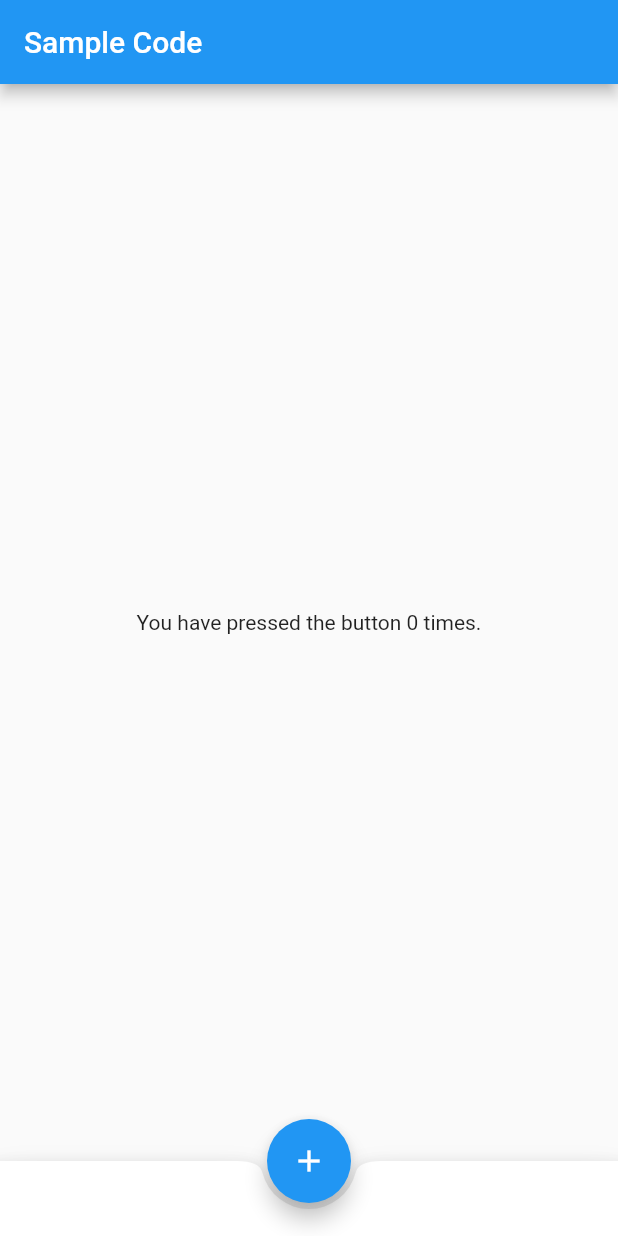
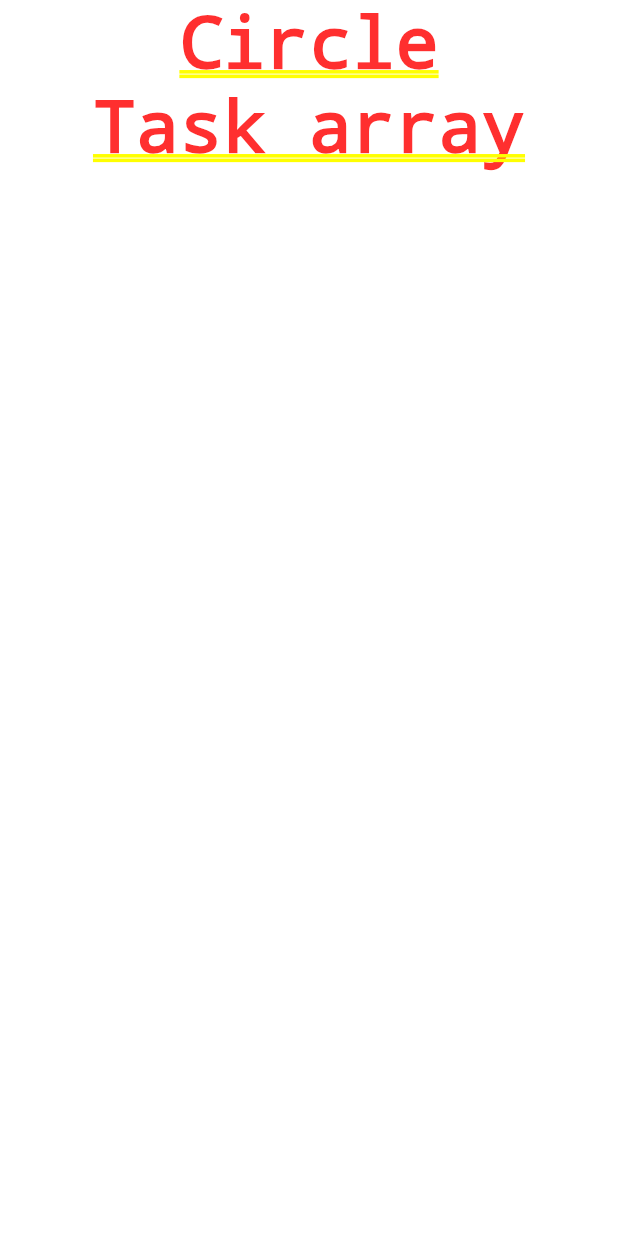
Before and after one commit to alpd11/Efficient_Life, a Flutter app: the screen it shows after launch, on a phone screen of 412 x 824 dp. Run offline on Flutter 3.47's test engine with Material 2 defaults, Android fonts, the phone set to English and light mode, and no system bars.

Commit message:
Added files and template

```diff
--- a/lib/main.dart
+++ b/lib/main.dart
@@ -1,5 +1,4 @@
 import 'package:flutter/material.dart';
-
 
 // MR D... Projeyi baslatirken olur da crashlerse her zaman terminalden (veya editorunde varsa ordan) "flutter pub get" yap belki duzelir.
 
@@ -9,55 +8,25 @@ void main() {
 
 /// This is the main application widget.
 class MyApp extends StatelessWidget {
-
-  const MyApp({Key? key}) : super(key: key);
-
-  static const String _title = 'Flutter Code Sample';
-
   @override
   Widget build(BuildContext context) {
-    return const MaterialApp(
-      title: _title,
-      home: MyStatefulWidget(),
-
+    return MaterialApp(
+      title: "Efficient Life",
+      home: Home(),
     );
   }
 }
 
-/// This is the stateful widget that the main application instantiates.
-class MyStatefulWidget extends StatefulWidget {
-  const MyStatefulWidget({Key? key}) : super(key: key);
-
-  @override
-  _MyStatefulWidgetState createState() => _MyStatefulWidgetState();
-}
-
-/// This is the private State class that goes with MyStatefulWidget.
-class _MyStatefulWidgetState extends State<MyStatefulWidget> {
-  int _count = 0;
-
+// Homepage buraya mr D
+class Home extends StatelessWidget {
   @override
   Widget build(BuildContext context) {
-    return Scaffold(
-      appBar: AppBar(
-        title: const Text('Sample Code'),
-      ),
-      body: Center(
-        child: Text('You have pressed the button $_count times.'),
-      ),
-      bottomNavigationBar: BottomAppBar(
-        shape: const CircularNotchedRectangle(),
-        child: Container(height: 50.0),
-      ),
-      floatingActionButton: FloatingActionButton(
-        onPressed: () => setState(() {
-          _count++;
-        }),
-        tooltip: 'Increment Counter',
-        child: const Icon(Icons.add),
-      ),
-      floatingActionButtonLocation: FloatingActionButtonLocation.centerDocked,
-
+    return Column(
+      children: [
+        // placeholderlar
+        Text('Circle'),
+        Text('Task array'),
+      ],
     );
   }
 }
```
Also changed, not shown: pubspec.lock, 2 other files.
